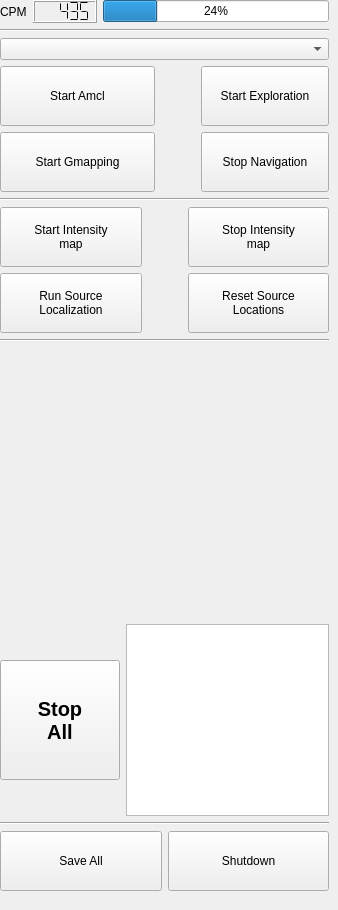
This is src/dashboard_panel.ui in mikewrock/reg_loc as Qt 5 draws it before an edit. The edited form follows.
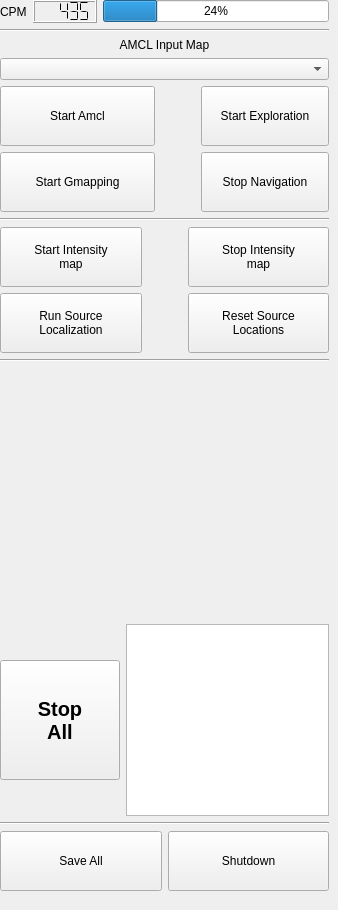
This is the edited form.

Commit message: Fixed issue 1  Navigation buttons now grey out when needed. Added lable for file drop down.

```diff
--- a/src/dashboard_panel.ui
+++ b/src/dashboard_panel.ui
@@ -22,7 +22,7 @@
      <height>891</height>
     </rect>
    </property>
-   <layout class="QVBoxLayout" name="verticalLayout" stretch="0,0,0,0,0,0,0,0,0,0,0">
+   <layout class="QVBoxLayout" name="verticalLayout" stretch="0,0,0,0,0,0,0,0,0,0,0,0">
     <property name="sizeConstraint">
      <enum>QLayout::SetDefaultConstraint</enum>
     </property>
@@ -95,6 +95,19 @@
       </property>
      </widget>
     </item>
+    <item>
+     <widget class="QLabel" name="label_2">
+      <property name="enabled">
+       <bool>true</bool>
+      </property>
+      <property name="text">
+       <string>AMCL Input Map</string>
+      </property>
+      <property name="alignment">
+       <set>Qt::AlignCenter</set>
+      </property>
+     </widget>
+    </item>
     <item>
      <widget class="QComboBox" name="map_combo"/>
     </item>
```
Left out of the diff: 6 changed lines with no effect on the pictures. The commit also changes 1 other file.
